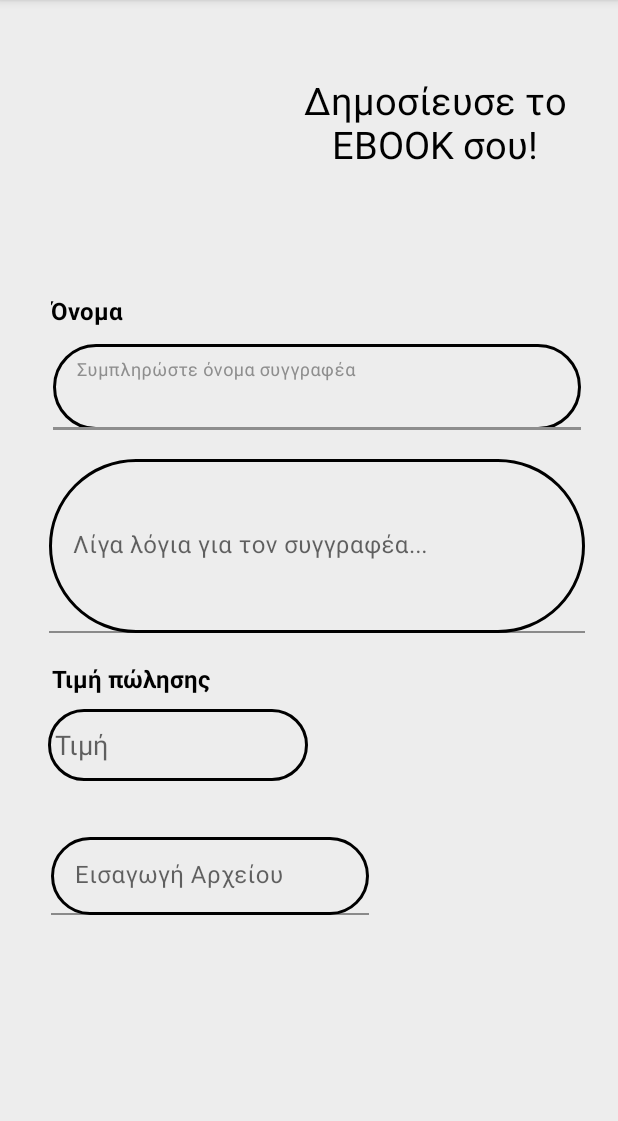
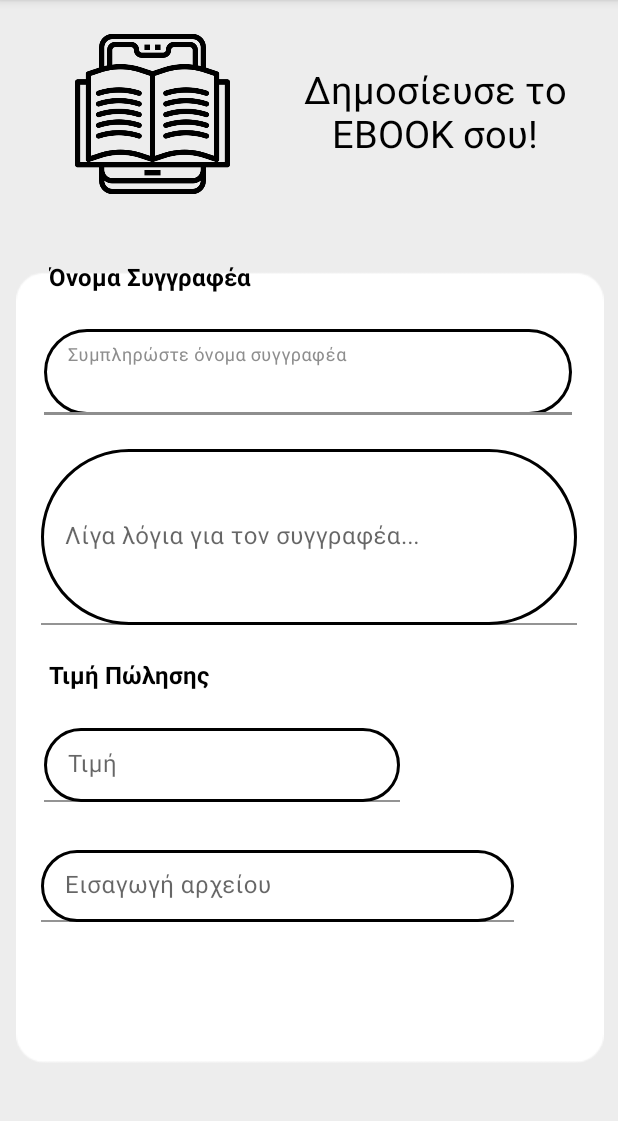
Before and after one commit to EvelyneKol/ReadEase, an Android app: the upload_ebook screen opened directly, with no data from a screen before it, on a phone screen of 412 x 824 dp, the part 84-1205 px from its top. Run offline under Robolectric (Android 15) with nearby library versions, the phone set to English and light mode, and no system bars.

Commit message:
ebook commit

```diff
--- a/app/src/main/res/layout/upload_ebook.xml
+++ b/app/src/main/res/layout/upload_ebook.xml
@@ -8,6 +8,28 @@
     android:background="#EDEDED"
     tools:context=".upload_ebook">
 
+    <ImageView
+        android:id="@+id/imageView8"
+        android:layout_width="114dp"
+        android:layout_height="152dp"
+        android:src="@drawable/ebook"
+        app:layout_constraintBottom_toBottomOf="parent"
+        app:layout_constraintEnd_toEndOf="parent"
+        app:layout_constraintHorizontal_bias="0.151"
+        app:layout_constraintStart_toStartOf="parent"
+        app:layout_constraintTop_toTopOf="parent"
+        app:layout_constraintVertical_bias="0.0" />
+
+    <ImageView
+        android:id="@+id/imageView7"
+        android:layout_width="413dp"
+        android:layout_height="529dp"
+        android:src="@drawable/backgroud_ebook"
+        app:layout_constraintBottom_toBottomOf="parent"
+        app:layout_constraintEnd_toEndOf="parent"
+        app:layout_constraintStart_toStartOf="parent"
+        app:layout_constraintTop_toTopOf="parent"
+        app:layout_constraintVertical_bias="0.752" />
 
     <TextView
         android:id="@+id/ebook_txt"
@@ -22,30 +44,12 @@
         app:layout_constraintHorizontal_bias="0.92"
         app:layout_constraintStart_toStartOf="parent"
         app:layout_constraintTop_toTopOf="parent"
-        app:layout_constraintVertical_bias="0.072" />
-
-    <androidx.constraintlayout.widget.ConstraintLayout
-        android:layout_width="368dp"
-        android:layout_height="463dp"
-        android:layout_marginStart="1dp"
-        android:layout_marginTop="32dp"
-        android:layout_marginEnd="1dp"
-        app:layout_constraintBottom_toBottomOf="parent"
-        app:layout_constraintEnd_toEndOf="parent"
-        app:layout_constraintHorizontal_bias="0.634"
-        app:layout_constraintStart_toStartOf="parent"
-        app:layout_constraintTop_toBottomOf="@+id/ebook_txt"
-        app:layout_constraintVertical_bias="0.259">
-
+        app:layout_constraintVertical_bias="0.061" />
 
     <TextView
         android:id="@+id/writer_name"
-            android:layout_width="133dp"
-            android:layout_height="22dp"
-            android:layout_marginStart="16dp"
-            android:layout_marginTop="7dp"
-            android:layout_marginEnd="293dp"
-            android:layout_marginBottom="445dp"
+        android:layout_width="151dp"
+        android:layout_height="35dp"
         android:text="Όνομα Συγγραφέα"
         android:textAlignment="textStart"
         android:textColor="#000000"
@@ -53,21 +57,21 @@
         android:textStyle="bold"
         app:layout_constraintBottom_toBottomOf="parent"
         app:layout_constraintEnd_toEndOf="parent"
-            app:layout_constraintHorizontal_bias="0.129"
+        app:layout_constraintHorizontal_bias="0.126"
         app:layout_constraintStart_toStartOf="parent"
         app:layout_constraintTop_toTopOf="parent"
-            app:layout_constraintVertical_bias="1.0" />
+        app:layout_constraintVertical_bias="0.237" />
 
     <com.google.android.material.textfield.TextInputLayout
         android:id="@+id/input1"
         android:layout_width="352dp"
         android:layout_height="57dp"
-            android:layout_marginStart="1dp"
-            android:layout_marginEnd="1dp"
-            android:layout_marginBottom="376dp"
         app:layout_constraintBottom_toBottomOf="parent"
         app:layout_constraintEnd_toEndOf="parent"
-            app:layout_constraintStart_toStartOf="parent">
+        app:layout_constraintHorizontal_bias="0.491"
+        app:layout_constraintStart_toStartOf="parent"
+        app:layout_constraintTop_toBottomOf="@+id/writer_name"
+        app:layout_constraintVertical_bias="0.021">
 
         <com.google.android.material.textfield.TextInputEditText
             android:id="@+id/input_writer"
@@ -81,17 +85,17 @@
         android:id="@+id/input2"
         android:layout_width="357dp"
         android:layout_height="117dp"
-            android:layout_marginTop="29dp"
-            android:layout_marginBottom="250dp"
+        android:layout_marginTop="21dp"
         app:layout_constraintBottom_toBottomOf="parent"
         app:layout_constraintEnd_toEndOf="parent"
         app:layout_constraintStart_toStartOf="parent"
-            app:layout_constraintTop_toBottomOf="@+id/input1">
+        app:layout_constraintTop_toBottomOf="@+id/input1"
+        app:layout_constraintVertical_bias="0.003">
 
         <com.google.android.material.textfield.TextInputEditText
-                android:id="@+id/input_desc"
+            android:id="@+id/decription"
             android:layout_width="match_parent"
-                android:layout_height="116dp"
+            android:layout_height="match_parent"
             android:background="@drawable/round_field"
             android:hint="Λίγα λόγια για τον συγγραφέα..." />
 
@@ -101,62 +105,61 @@
         android:id="@+id/price"
         android:layout_width="wrap_content"
         android:layout_height="wrap_content"
-            android:layout_marginStart="8dp"
-            android:layout_marginTop="15dp"
-            android:layout_marginEnd="268dp"
-            android:layout_marginBottom="199dp"
-            android:text="Τιμή πώλησης"
-            android:textAlignment="textStart"
+        android:layout_marginTop="21dp"
+        android:text="Τιμή Πώλησης"
         android:textColor="#000000"
         android:textSize="16sp"
         android:textStyle="bold"
         app:layout_constraintBottom_toBottomOf="parent"
         app:layout_constraintEnd_toEndOf="parent"
-            app:layout_constraintHorizontal_bias="0.066"
+        app:layout_constraintHorizontal_bias="0.108"
         app:layout_constraintStart_toStartOf="parent"
         app:layout_constraintTop_toBottomOf="@+id/input2"
-            app:layout_constraintVertical_bias="1.0" />
+        app:layout_constraintVertical_bias="0.003" />
+
+    <com.google.android.material.textfield.TextInputLayout
+        android:id="@+id/input3"
+        android:layout_width="237dp"
+        android:layout_height="49dp"
+        android:layout_marginStart="29dp"
+        android:layout_marginTop="17dp"
+        android:layout_marginEnd="145dp"
+        android:layout_marginBottom="192dp"
+        app:layout_constraintBottom_toBottomOf="parent"
+        app:layout_constraintEnd_toEndOf="parent"
+        app:layout_constraintHorizontal_bias="0.0"
+        app:layout_constraintStart_toStartOf="parent"
+        app:layout_constraintTop_toBottomOf="@+id/price"
+        app:layout_constraintVertical_bias="0.153">
 
         <com.google.android.material.textfield.TextInputEditText
-            android:id="@+id/input3"
-            android:layout_width="173dp"
-            android:layout_height="48dp"
-            android:layout_marginStart="1dp"
-            android:layout_marginTop="11dp"
-            android:layout_marginEnd="190dp"
-            android:layout_marginBottom="142dp"
-            android:background="@drawable/round_field"
-            android:hint=" Τιμή"
-            android:textAlignment="textStart"
-            app:layout_constraintBottom_toBottomOf="parent"
-            app:layout_constraintEnd_toEndOf="parent"
-            app:layout_constraintHorizontal_bias="1.0"
-            app:layout_constraintStart_toStartOf="parent"
-            app:layout_constraintTop_toBottomOf="@+id/price"
-            app:layout_constraintVertical_bias="1.0" />
-
-        <com.google.android.material.textfield.TextInputLayout
-            android:id="@+id/input_file"
-            android:layout_width="212dp"
-            android:layout_height="52dp"
-            android:layout_marginTop="37dp"
-            android:layout_marginEnd="1dp"
-            android:layout_marginBottom="49dp"
-            app:layout_constraintBottom_toBottomOf="parent"
-            app:layout_constraintEnd_toEndOf="parent"
-            app:layout_constraintHorizontal_bias="0.045"
-            app:layout_constraintStart_toStartOf="parent"
-            app:layout_constraintTop_toBottomOf="@+id/input3"
-            app:layout_constraintVertical_bias="0.0">
-
-            <com.google.android.material.textfield.TextInputEditText
-
+            android:id="@+id/price_book"
             android:layout_width="match_parent"
             android:layout_height="match_parent"
             android:background="@drawable/round_field"
-                android:hint="Εισαγωγή Αρχείου" />
+            android:hint="Τιμή" />
     </com.google.android.material.textfield.TextInputLayout>
 
+
+    <com.google.android.material.textfield.TextInputLayout
+        android:id="@+id/input4"
+        android:layout_width="325dp"
+        android:layout_height="53dp"
+        android:layout_marginBottom="148dp"
+        app:layout_constraintBottom_toBottomOf="parent"
+        app:layout_constraintEnd_toEndOf="parent"
+        app:layout_constraintHorizontal_bias="0.313"
+        app:layout_constraintStart_toStartOf="parent"
+        app:layout_constraintTop_toBottomOf="@+id/input3"
+        app:layout_constraintVertical_bias="1.0">
+
+        <com.google.android.material.textfield.TextInputEditText
+            android:id="@+id/upload"
+            android:layout_width="315dp"
+            android:layout_height="48dp"
+            android:background="@drawable/round_field"
+            android:hint="Εισαγωγή αρχείου"
+            tools:layout_editor_absoluteX="75dp"
+            tools:layout_editor_absoluteY="573dp" />
+    </com.google.android.material.textfield.TextInputLayout>
 </androidx.constraintlayout.widget.ConstraintLayout>
-
-</androidx.constraintlayout.widget.ConstraintLayout>
```
Also changed, not shown: app/src/main/res/drawable/backgroud_ebook.png (added), app/src/main/res/drawable/ebook.png (added). Lines whose indentation alone changed are shown as unchanged.
